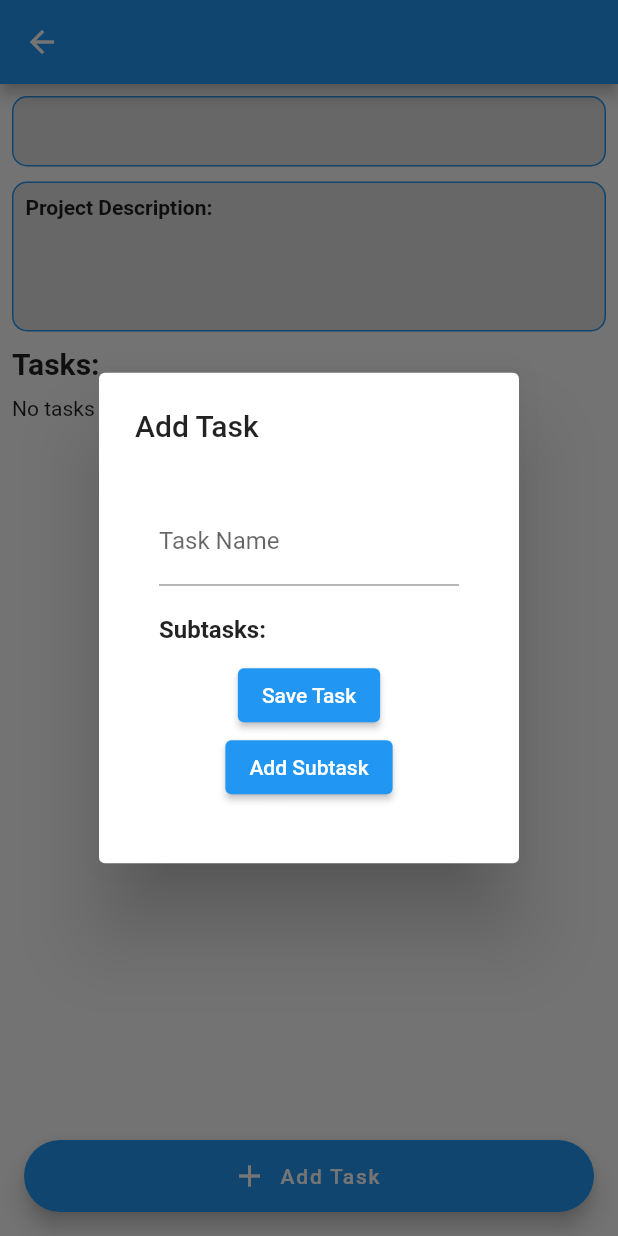
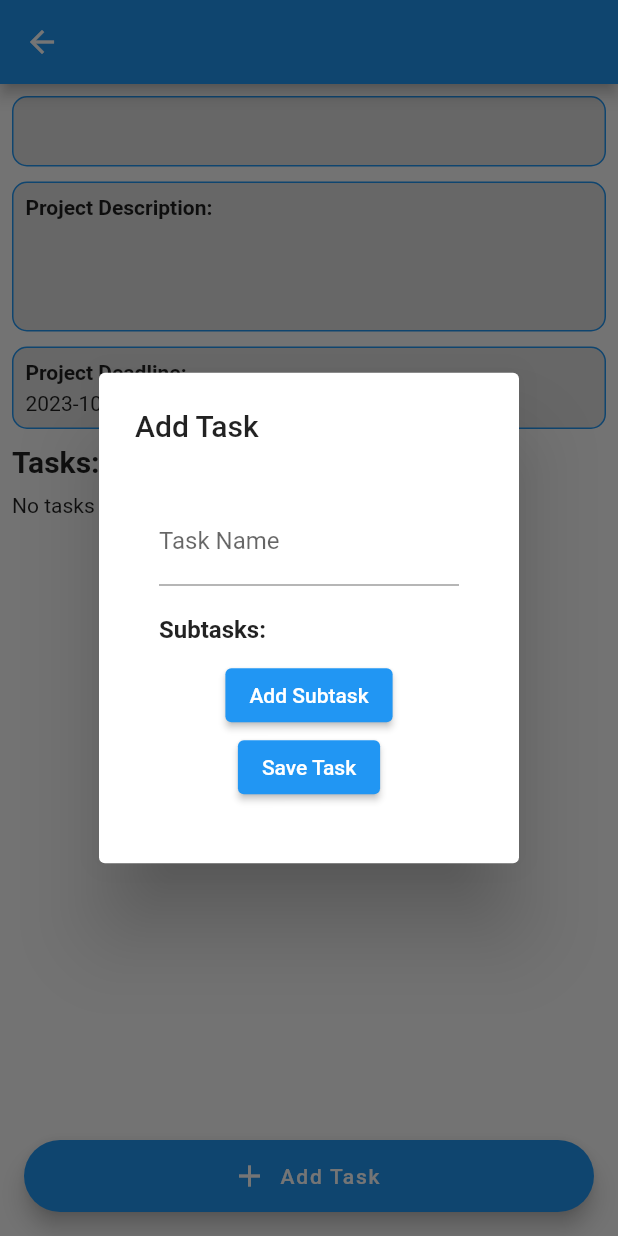
Before and after one commit to limwlee/ProjectMaster, a Flutter app: the ProjectPage screen opened directly with empty values, after a tap on "Add Task", on a phone screen of 412 x 824 dp. Run offline on Flutter 3.47's test engine with Material 2 defaults, Android fonts, the phone set to English and light mode, and no system bars; our stand-ins replace cloud_firestore, firebase_auth, firebase_core, firebase_storage, google_sign_in, image_picker; accounts and stored records are empty.

Commit message:
update showing the deadline

```diff
--- a/lib/project.dart
+++ b/lib/project.dart
@@ -2,14 +2,14 @@ class Project {
   final String id;
   final String name;
   final String description;
-  final DateTime? dueDate;
+  final DateTime deadline;
   bool isSelected;
 
   Project({
     required this.id,
     required this.name,
     required this.description,
-    this.dueDate,
+    required this.deadline,
     this.isSelected = false,
   });
 }
--- a/lib/project_page.dart
+++ b/lib/project_page.dart
@@ -1,6 +1,7 @@
 import 'package:firebase_auth/firebase_auth.dart';
 import 'package:cloud_firestore/cloud_firestore.dart';
 import 'package:flutter/material.dart';
+import 'package:intl/intl.dart';
 import 'package:project_master/project.dart';
 
 class ProjectPage extends StatefulWidget {
@@ -15,6 +16,37 @@ class ProjectPage extends StatefulWidget {
 class _ProjectPageState extends State<ProjectPage> {
   // Define a variable to keep track of which task is expanded
   Set<int> expandedTaskIndices = {};
+  ScrollController _scrollController = ScrollController();
+  DateTime? _projectDeadline; // Add this property to store the project's deadline
+
+  @override
+  void initState() {
+    super.initState();
+    // Fetch the project's deadline from Firestore
+    _fetchProjectDeadline();
+  }
+
+  void _fetchProjectDeadline() async {
+    final userUid = FirebaseAuth.instance.currentUser!.uid;
+    final projectDoc = await FirebaseFirestore.instance
+        .collection('users')
+        .doc(userUid)
+        .collection('projects')
+        .doc(widget.project.id)
+        .get();
+
+    if (projectDoc.exists) {
+      final projectData = projectDoc.data() as Map<String, dynamic>;
+      final projectDeadlineTimestamp = projectData['deadline'] as Timestamp?;
+
+      if (projectDeadlineTimestamp != null) {
+        _projectDeadline = projectDeadlineTimestamp.toDate();
+        setState(() {});
+      }
+    }
+  }
+
+
 
   void _showAddTaskDialog(BuildContext context) async {
     // Check if the user is authenticated
@@ -26,13 +58,10 @@ class _ProjectPageState extends State<ProjectPage> {
       return;
     }
 
-    // Initialize a list to store subtask controllers
-    List<TextEditingController> subtaskControllers = [];
+    List<TextEditingController> subtaskControllers = [];// Initialize a list to store subtask controllers
+    TextEditingController taskNameController = TextEditingController(); // Create a text editing controller for the task name
 
-    // Create a text editing controller for the task name
-    TextEditingController taskNameController = TextEditingController();
-
-    // Initialize variables to store whether the task name and subtasks are empty or not
+    // Initialize variables to store whether the task name,subtasks are empty or not
     bool validateTaskName = false;
     List<bool> validateSubtasks = [];
 
@@ -108,6 +137,10 @@ class _ProjectPageState extends State<ProjectPage> {
                           ),
                         ),
                       ElevatedButton(
+                        onPressed: _addSubtask,
+                        child: Text('Add Subtask'),
+                      ),
+                      ElevatedButton(
                         onPressed: () async {
                           // Get the task name from the controller
                           final String taskName = taskNameController.text;
@@ -145,8 +178,7 @@ class _ProjectPageState extends State<ProjectPage> {
                             if (!subtaskValidationFailed) {
                               try {
                                 // Get a reference to the Firestore instance
-                                final FirebaseFirestore firestore =
-                                    FirebaseFirestore.instance;
+                                final FirebaseFirestore firestore =  FirebaseFirestore.instance;
 
                                 // Create a new task document
                                 final DocumentReference taskRef =
@@ -157,9 +189,9 @@ class _ProjectPageState extends State<ProjectPage> {
                                         .doc(widget.project.id) // Project ID
                                         .collection('tasks')
                                         .add({
-                                  'name': taskName,
-                                  'subtasks': subtaskNames,
-                                });
+                                      'name': taskName,
+                                      'subtasks': subtaskNames,
+                                    });
 
                                 // You can now use the taskRef if needed
                                 print('Task added with ID: ${taskRef.id}');
@@ -184,10 +216,6 @@ class _ProjectPageState extends State<ProjectPage> {
                         },
                         child: Text('Save Task'),
                       ),
-                      ElevatedButton(
-                        onPressed: _addSubtask,
-                        child: Text('Add Subtask'),
-                      ),
                     ],
                   ),
                 ),
@@ -207,7 +235,7 @@ class _ProjectPageState extends State<ProjectPage> {
             Text(widget.project.name), // Display the project name as the title
       ),
       body: SingleChildScrollView(
-
+        controller: _scrollController,
         child: Padding(
           padding: const EdgeInsets.fromLTRB(
               8.0, 8.0, 8.0, 70.0), // Add 80.0 padding at the bottom
@@ -268,6 +296,36 @@ class _ProjectPageState extends State<ProjectPage> {
               SizedBox(
                 height: 10,
               ),
+              Container(
+                width: double.infinity,
+                decoration: BoxDecoration(
+                  border: Border.all(color: Colors.blue),
+                  borderRadius: BorderRadius.circular(10.0),
+                  color: Colors.grey[300],
+                ),
+                child: Padding(
+                  padding: const EdgeInsets.all(8.0),
+                  child: Column(
+                    crossAxisAlignment: CrossAxisAlignment.start,
+                    children: [
+                      Text(
+                        'Project Deadline:',
+                        style: TextStyle(fontWeight: FontWeight.bold),
+                      ),
+                      SizedBox(height: 5),
+                      Text(
+                        _projectDeadline != null
+                            ? DateFormat('yyyy-MM-dd HH:mm').format(_projectDeadline!)
+                            : 'N/A', // Provide a default value or message if the deadline is null
+                      )
+
+                    ],
+                  ),
+                ),
+              ),
+              SizedBox(
+                height: 10,
+              ),
               Text(
                 "Tasks:",
                 style: TextStyle(
@@ -278,11 +336,7 @@ class _ProjectPageState extends State<ProjectPage> {
               SizedBox(
                 height: 10,
               ),
-              //Container to display tasks
-              // Display tasks and subtasks
-              // Display tasks and subtasks using an expandable list
-              // ...
-
+              //Display tasks
               StreamBuilder<QuerySnapshot>(
                 stream: FirebaseFirestore.instance
                     .collection('users')
@@ -330,7 +384,7 @@ class _ProjectPageState extends State<ProjectPage> {
                                     : Icons.keyboard_arrow_down,
                               )
                                   : null, // If no subtasks, set trailing to null
-                              onTap: () {
+                              onTap: (){
                                 setState(() {
                                   if (expandedTaskIndices.contains(index)) {
                                     expandedTaskIndices.remove(index);
@@ -338,6 +392,17 @@ class _ProjectPageState extends State<ProjectPage> {
                                     expandedTaskIndices.add(index);
                                   }
                                 });
+
+                                // Calculate the position to scroll to based on the item's index
+                                final itemHeight = 100.0; // Change this to match your item height
+                                final itemPosition = index * itemHeight;
+
+                                // Scroll to the tapped item without jumping to the top
+                                _scrollController.animateTo(
+                                  itemPosition,
+                                  duration: Duration(milliseconds: 300),
+                                  curve: Curves.easeInOut,
+                                );
                               },
                             ),
 
--- a/pubspec.yaml
+++ b/pubspec.yaml
@@ -31,14 +31,15 @@ dependencies:
   flutter:
     sdk: flutter
   firebase_core: ^2.15.1
-  firebase_auth: ^4.9.0
+  firebase_auth: ^4.9.3
   cloud_firestore: ^4.9.1
   firebase_storage: ^11.2.6
   google_sign_in: ^6.1.5
   image_picker: ^1.0.4
   permission_handler: ^11.0.0
+  intl: ^0.17.0
   #cupertino_date_time_picker: ^0.0.4
-  cupertino_date_textbox: ^1.0.3
+  #cupertino_date_textbox: ^1.0.3
 
   # The following adds the Cupertino Icons font to your application.
   # Use with the CupertinoIcons class for iOS style icons.
```
Also changed, not shown: lib/pages/home_page.dart (+52 -3 lines), pubspec.lock.
